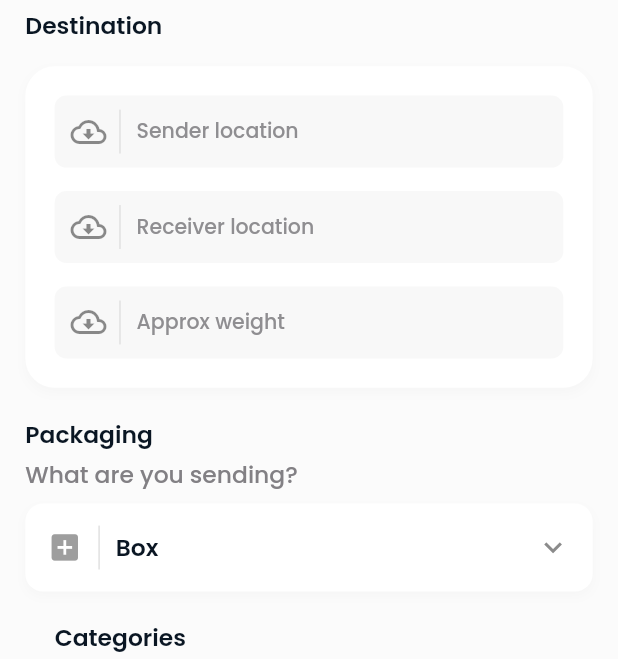
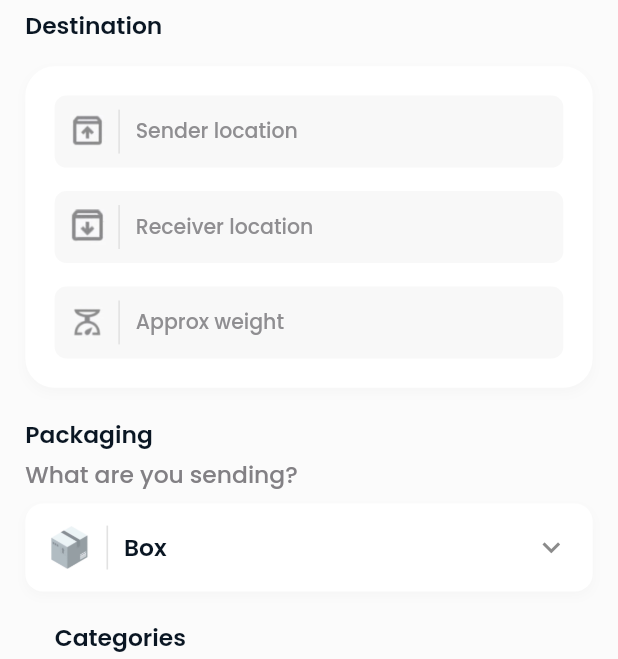
Before and after one commit to applevinc/movemate, a Flutter app: the screen it shows after launch, item 2 of the bottom bar chosen, on a phone screen of 412 x 824 dp. Shown: the part 182-841 px from the top of the screen. Run offline on Flutter 3.47's test engine with Material 2 defaults, Android fonts, the phone set to English and light mode, and no system bars; drawn by our look-alikes of flutter_animate; our stand-ins replace cached_network_image, flutter_screenutil, google_fonts, material_design_icons_flutter; network calls fail.

Commit message:
added shipment calculation screen assets

```diff
--- a/lib/assets/images.dart
+++ b/lib/assets/images.dart
@@ -7,6 +7,9 @@ class AppImages {
   static const cargoShip = 'assets/cargo-ship.png';
   static const cargoTruck = 'assets/cargo-truck.png';
   static const train = 'assets/train.png';
+  static const senderLocation = 'assets/sender-location.png';
+  static const receiverLocation = 'assets/receiver-location.png';
+  static const weight = 'assets/weight.png';
   static const moverTruck = 'assets/mover-truck.png';
   static const senderPackage = 'assets/sender-package.png';
   static const receiverPackage = 'assets/receiver-package.png';
--- a/lib/screens/shipment_calculation/components/shipment_calculation_appbar_view.dart
+++ b/lib/screens/shipment_calculation/components/shipment_calculation_appbar.dart
@@ -11,7 +11,7 @@ class ShipmentCalculationAppBarView extends StatelessWidget {
 
   @override
   Widget build(BuildContext context) {
-    return Animate(key: UniqueKey()).toggle(
+    return Animate().toggle(
       duration: const Duration(milliseconds: 500),
       builder: (context, value, child) {
         return AnimatedContainer(
--- a/lib/screens/shipment_calculation/components/shipment_calculation_destination_view.dart
+++ b/lib/screens/shipment_calculation/components/shipment_calculation_destination.view.dart
@@ -1,6 +1,7 @@
 import 'package:flutter/material.dart';
 import 'package:flutter_animate/flutter_animate.dart';
 import 'package:flutter_screenutil/flutter_screenutil.dart';
+import 'package:movemate/assets/images.dart';
 import 'package:movemate/core/styles/colors.dart';
 import 'package:movemate/core/styles/text.dart';
 
@@ -59,21 +60,21 @@ class _ShipmentCalculationDestinationViewState
             crossAxisAlignment: CrossAxisAlignment.start,
             children: [
               _DestinationInputField(
-                icon: Icons.cloud_download_outlined,
+                icon: AppImages.senderLocation,
                 hintText: 'Sender location',
                 controller: senderLocationController,
                 duration: 600,
               ),
               SizedBox(height: gap),
               _DestinationInputField(
-                icon: Icons.cloud_download_outlined,
+                icon: AppImages.receiverLocation,
                 hintText: 'Receiver location',
                 controller: receiverLocationController,
                 duration: 700,
               ),
               SizedBox(height: gap),
               _DestinationInputField(
-                icon: Icons.cloud_download_outlined,
+                icon: AppImages.weight,
                 hintText: 'Approx weight',
                 controller: receiverLocationController,
                 duration: 800,
@@ -94,7 +95,7 @@ class _DestinationInputField extends StatelessWidget {
     required this.duration,
   });
 
-  final IconData icon;
+  final String icon;
   final String hintText;
   final TextEditingController controller;
   final int duration;
@@ -117,7 +118,11 @@ class _DestinationInputField extends StatelessWidget {
           child: Row(
             mainAxisSize: MainAxisSize.min,
             children: [
-              Icon(icon),
+              Image.asset(
+                icon,
+                height: 24.h,
+                width: 24.h,
+              ),
               SizedBox(width: 8.w),
               Container(
                 width: 1.w,
@@ -133,7 +138,7 @@ class _DestinationInputField extends StatelessWidget {
         ),
       ),
     )
-        .animate(key: UniqueKey(), delay: const Duration(milliseconds: 250))
+        .animate(delay: const Duration(milliseconds: 250))
         .slideY(begin: 0.7.h, duration: Duration(milliseconds: duration));
   }
 }
--- a/lib/screens/shipment_calculation/components/shipment_calculation_packaging_view.dart
+++ b/lib/screens/shipment_calculation/components/shipment_calculation_packaging.view.dart
@@ -1,5 +1,6 @@
 import 'package:flutter/material.dart';
 import 'package:flutter_screenutil/flutter_screenutil.dart';
+import 'package:movemate/assets/images.dart';
 import 'package:movemate/core/styles/colors.dart';
 import 'package:movemate/core/styles/text.dart';
 
@@ -29,7 +30,12 @@ class ShipmentCalculationPackingView extends StatelessWidget {
           ),
           SizedBox(height: 8.h),
           Container(
-            padding: EdgeInsets.all(15.sp),
+            padding: EdgeInsets.only(
+              top: 5.h,
+              bottom: 5.h,
+              right: 15.w,
+              left: 5.w,
+            ),
             decoration: BoxDecoration(
               color: Colors.white,
               borderRadius: BorderRadius.circular(12.r),
@@ -37,12 +43,11 @@ class ShipmentCalculationPackingView extends StatelessWidget {
             ),
             child: Row(
               children: [
-                Icon(
-                  Icons.add_box,
-                  size: 24.sp,
-                  color: Colors.grey,
+                Image.asset(
+                  AppImages.box,
+                  height: 50.h,
+                  width: 50.h,
                 ),
-                SizedBox(width: 10.w),
                 Container(
                   width: 1.w,
                   height: 30.h,
--- a/lib/screens/shipment_calculation/shipment_calculation_screen.dart
+++ b/lib/screens/shipment_calculation/shipment_calculation_screen.dart
@@ -4,10 +4,10 @@ import 'package:flutter_screenutil/flutter_screenutil.dart';
 import 'package:movemate/core/styles/spacing.dart';
 import 'package:movemate/core/utils/navigator.dart';
 import 'package:movemate/screens/dashboardview.dart';
-import 'package:movemate/screens/shipment_calculation/components/shipment_calculation_appbar_view.dart';
-import 'package:movemate/screens/shipment_calculation/components/shipment_calculation_categories_view.dart';
-import 'package:movemate/screens/shipment_calculation/components/shipment_calculation_destination_view.dart';
-import 'package:movemate/screens/shipment_calculation/components/shipment_calculation_packaging_view.dart';
+import 'package:movemate/screens/shipment_calculation/components/shipment_calculation_appbar.dart';
+import 'package:movemate/screens/shipment_calculation/components/shipment_calculation_categories.view.dart';
+import 'package:movemate/screens/shipment_calculation/components/shipment_calculation_destination.view.dart';
+import 'package:movemate/screens/shipment_calculation/components/shipment_calculation_packaging.view.dart';
 import 'package:movemate/screens/shipment_calculation/shipment_calculation_summary/shipment_calculation_summary.dart';
 import 'package:movemate/widgets/app_button.dart';
 import 'package:movemate/widgets/close_keyboard_wrapper.dart';
@@ -61,7 +61,7 @@ class ShipmentCalculationScreen extends StatelessWidget {
               },
             ),
           )
-              .animate(key: UniqueKey(), delay: const Duration(milliseconds: 500))
+              .animate(delay: const Duration(milliseconds: 500))
               .slideY(begin: 0.7.h, duration: const Duration(milliseconds: 600)),
         ),
       ),
```
Also changed, not shown: assets/receiver-location.png (added), assets/sender-location.png (added), assets/weight.png (added), lib/screens/shipment_calculation/components/shipment_calculation_categories.view.dart (renamed from lib/screens/shipment_calculation/components/shipment_calculation_categories_view.dart).
